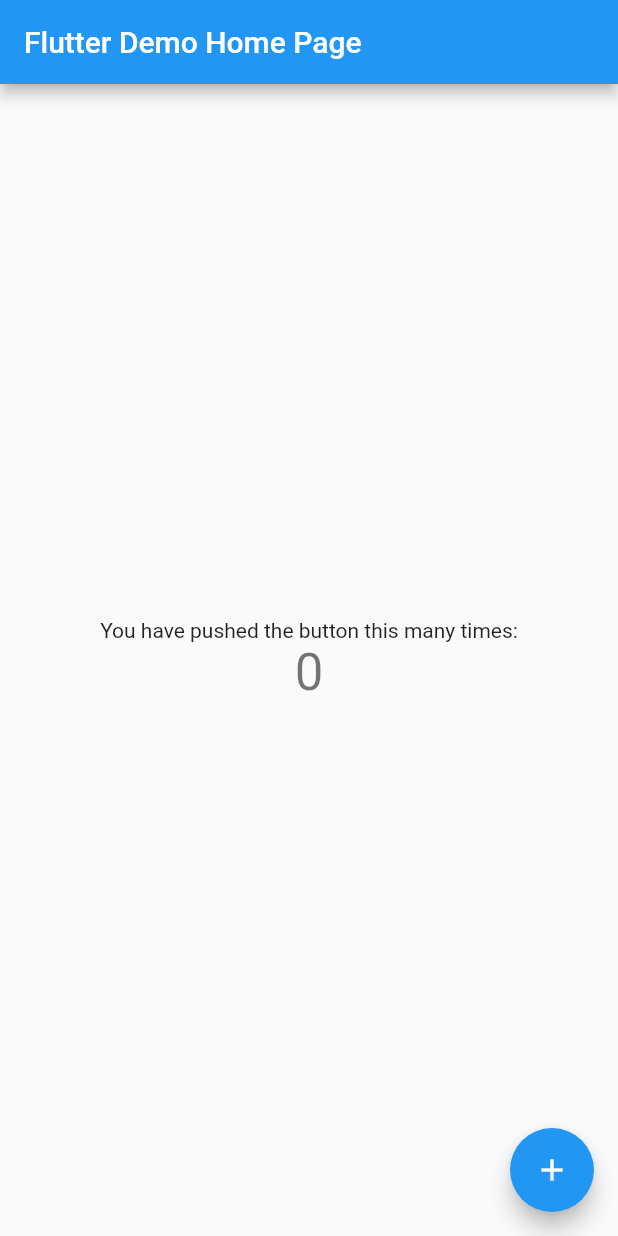
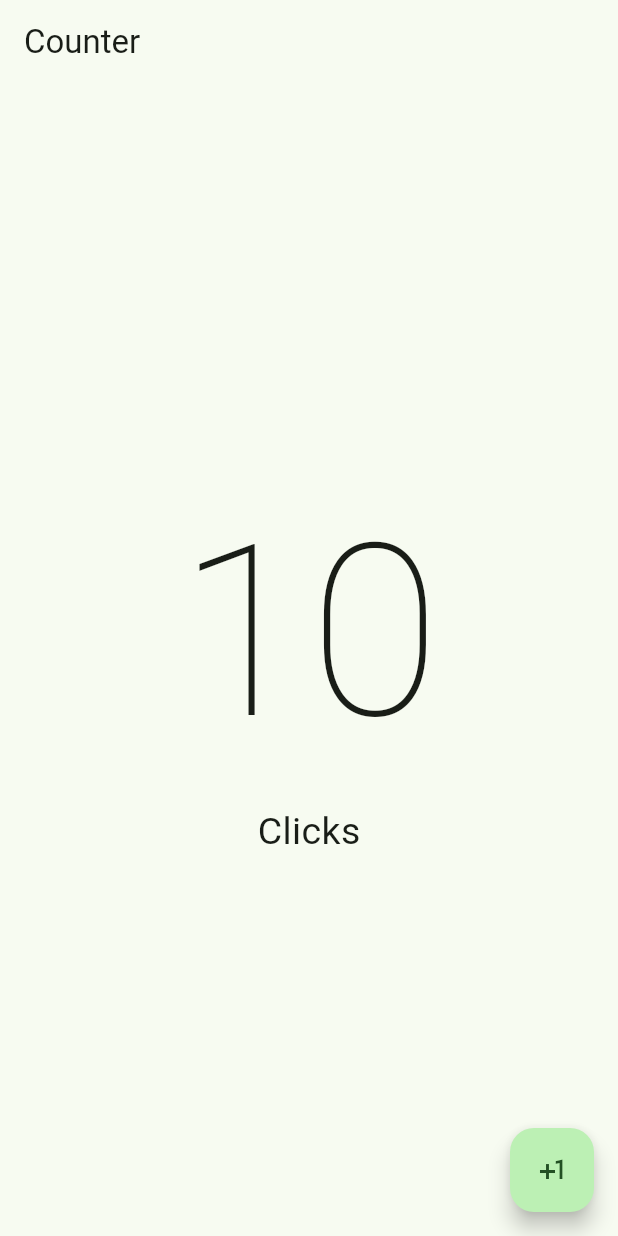
Before and after one commit to Dieg0Code/Flutter, a Flutter app: the screen it shows after launch, on a phone screen of 412 x 824 dp. Run offline on Flutter 3.47's test engine with Material 2 defaults, Android fonts, the phone set to English and light mode, and no system bars.

Commit message:
counter_screen

```diff
--- a/Flutter/hello_world_app/lib/main.dart
+++ b/Flutter/hello_world_app/lib/main.dart
@@ -1,4 +1,5 @@
 import 'package:flutter/material.dart';
+import 'package:hello_world_app/presentation/screens/counter/counter_screen.dart';
 
 void main() {
   runApp(const MyApp());
@@ -7,109 +8,15 @@ void main() {
 class MyApp extends StatelessWidget {
   const MyApp({super.key});
 
-  // This widget is the root of your application.
   @override
   Widget build(BuildContext context) {
     return MaterialApp(
-      title: 'Flutter Demo',
+      debugShowCheckedModeBanner: false,
       theme: ThemeData(
-        // This is the theme of your application.
-        //
-        // Try running your application with "flutter run". You'll see the
-        // application has a blue toolbar. Then, without quitting the app, try
-        // changing the primarySwatch below to Colors.green and then invoke
-        // "hot reload" (press "r" in the console where you ran "flutter run",
-        // or simply save your changes to "hot reload" in a Flutter IDE).
-        // Notice that the counter didn't reset back to zero; the application
-        // is not restarted.
-        primarySwatch: Colors.blue,
+        useMaterial3: true,
+        colorSchemeSeed: Colors.green,
       ),
-      home: const MyHomePage(title: 'Flutter Demo Home Page'),
+      home: const CounterScreen(),
     );
   }
 }
-
-class MyHomePage extends StatefulWidget {
-  const MyHomePage({super.key, required this.title});
-
-  // This widget is the home page of your application. It is stateful, meaning
-  // that it has a State object (defined below) that contains fields that affect
-  // how it looks.
-
-  // This class is the configuration for the state. It holds the values (in this
-  // case the title) provided by the parent (in this case the App widget) and
-  // used by the build method of the State. Fields in a Widget subclass are
-  // always marked "final".
-
-  final String title;
-
-  @override
-  State<MyHomePage> createState() => _MyHomePageState();
-}
-
-class _MyHomePageState extends State<MyHomePage> {
-  int _counter = 0;
-
-  void _incrementCounter() {
-    setState(() {
-      // This call to setState tells the Flutter framework that something has
-      // changed in this State, which causes it to rerun the build method below
-      // so that the display can reflect the updated values. If we changed
-      // _counter without calling setState(), then the build method would not be
-      // called again, and so nothing would appear to happen.
-      _counter++;
-    });
-  }
-
-  @override
-  Widget build(BuildContext context) {
-    // This method is rerun every time setState is called, for instance as done
-    // by the _incrementCounter method above.
-    //
-    // The Flutter framework has been optimized to make rerunning build methods
-    // fast, so that you can just rebuild anything that needs updating rather
-    // than having to individually change instances of widgets.
-    return Scaffold(
-      appBar: AppBar(
-        // Here we take the value from the MyHomePage object that was created by
-        // the App.build method, and use it to set our appbar title.
-        title: Text(widget.title),
-      ),
-      body: Center(
-        // Center is a layout widget. It takes a single child and positions it
-        // in the middle of the parent.
-        child: Column(
-          // Column is also a layout widget. It takes a list of children and
-          // arranges them vertically. By default, it sizes itself to fit its
-          // children horizontally, and tries to be as tall as its parent.
-          //
-          // Invoke "debug painting" (press "p" in the console, choose the
-          // "Toggle Debug Paint" action from the Flutter Inspector in Android
-          // Studio, or the "Toggle Debug Paint" command in Visual Studio Code)
-          // to see the wireframe for each widget.
-          //
-          // Column has various properties to control how it sizes itself and
-          // how it positions its children. Here we use mainAxisAlignment to
-          // center the children vertically; the main axis here is the vertical
-          // axis because Columns are vertical (the cross axis would be
-          // horizontal).
-          mainAxisAlignment: MainAxisAlignment.center,
-          children: <Widget>[
-            const Text(
-              'You have pushed the button this many times:',
-            ),
-            Text(
-              '$_counter',
-              style: Theme.of(context).textTheme.headlineMedium,
-            ),
-          ],
-        ),
-      ),
-      floatingActionButton: FloatingActionButton(
-        onPressed: _incrementCounter,
-        tooltip: 'Increment',
-        child: const Icon(Icons.add),
-      ), // This trailing comma makes auto-formatting nicer for build methods.
-    );
-  }
-}
--- /dev/null
+++ b/Flutter/hello_world_app/lib/presentation/screens/counter/counter_screen.dart
@@ -0,0 +1,33 @@
+import 'package:flutter/material.dart';
+
+class CounterScreen extends StatelessWidget {
+  const CounterScreen({super.key});
+
+  @override
+  Widget build(BuildContext context) {
+    return Scaffold(
+      appBar: AppBar(
+        title: const Text('Counter'),
+      ),
+      body: Center(
+        child: Column(
+          mainAxisAlignment: MainAxisAlignment.center,
+          children: const [
+            Text(
+              '10',
+              style: TextStyle(fontSize: 160, fontWeight: FontWeight.w100),
+            ),
+            Text(
+              'Clicks',
+              style: TextStyle(fontSize: 25),
+            ),
+          ],
+        ),
+      ),
+      floatingActionButton: FloatingActionButton(
+        onPressed: () {},
+        child: const Icon(Icons.plus_one),
+      ),
+    );
+  }
+}
```
Also changed, not shown: 2 other files.
